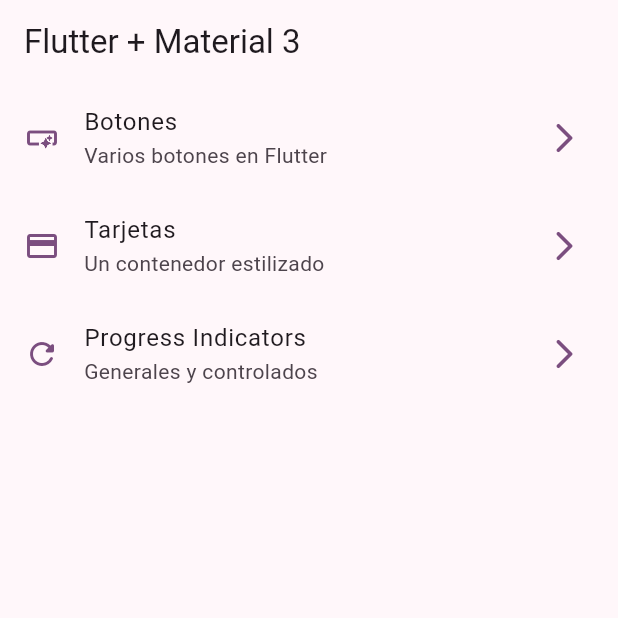
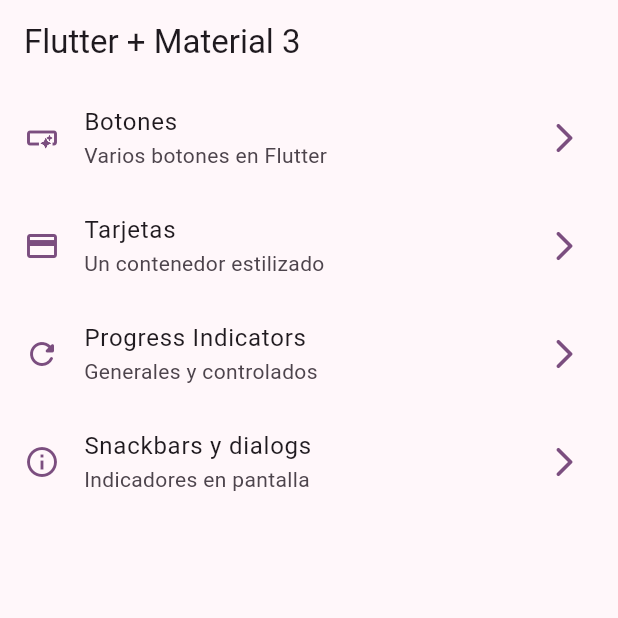
Before and after one commit to jaimetellezb/widgets_flutter_app, a Flutter app: the screen it shows after launch, on a phone screen of 412 x 824 dp, the top half of it. Run offline on Flutter 3.47's test engine with Material 2 defaults, Android fonts, the phone set to English and light mode, and no system bars; our stand-ins replace go_router.

Commit message:
snackbars impl

```diff
--- a/lib/config/menu/menu_items.dart
+++ b/lib/config/menu/menu_items.dart
@@ -33,4 +33,10 @@ const appMenuItems = <MenuItem>[
     link: '/progress',
     icon: Icons.refresh_rounded,
   ),
+  MenuItem(
+    title: 'Snackbars y dialogs',
+    subTitle: 'Indicadores en pantalla',
+    link: '/snackbars',
+    icon: Icons.info_outlined,
+  ),
 ];
--- a/lib/config/router/app_router.dart
+++ b/lib/config/router/app_router.dart
@@ -25,5 +25,10 @@ final appRouter = GoRouter(
       name: ProgressScreen.name,
       builder: (context, state) => const ProgressScreen(),
     ),
+    GoRoute(
+      path: '/snackbars',
+      name: SnackbarScreen.name,
+      builder: (context, state) => const SnackbarScreen(),
+    ),
   ],
 );
```
Also changed, not shown: lib/presentation/screens/snackbar/snackbar_screen.dart (+25 -1 lines).
